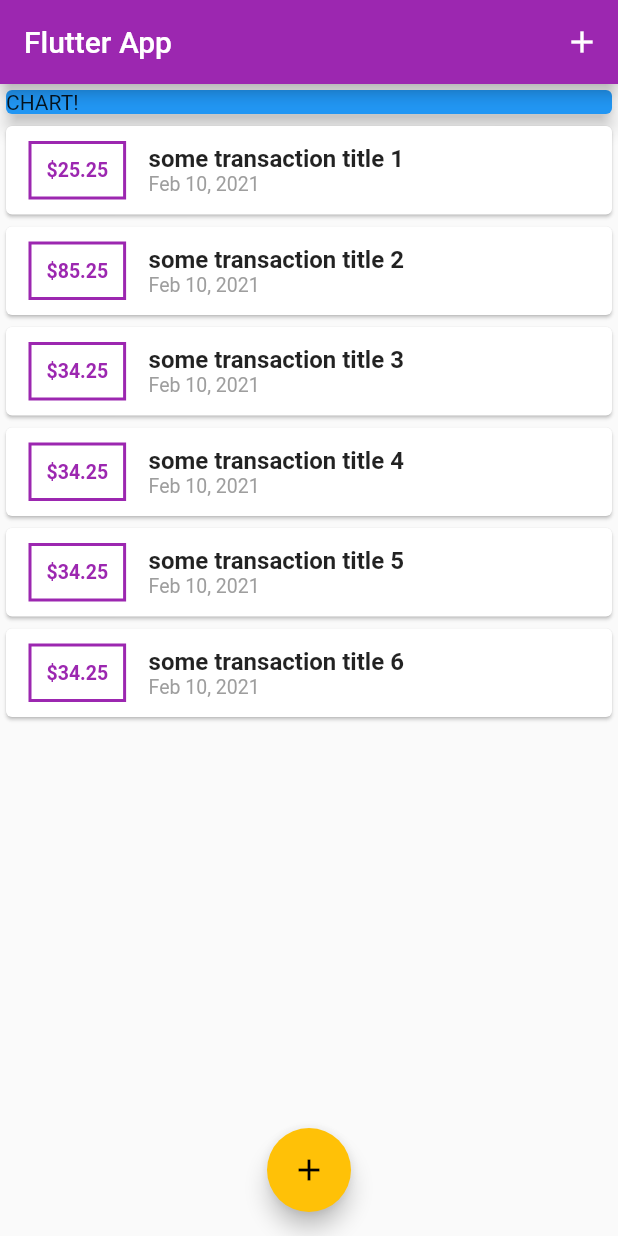
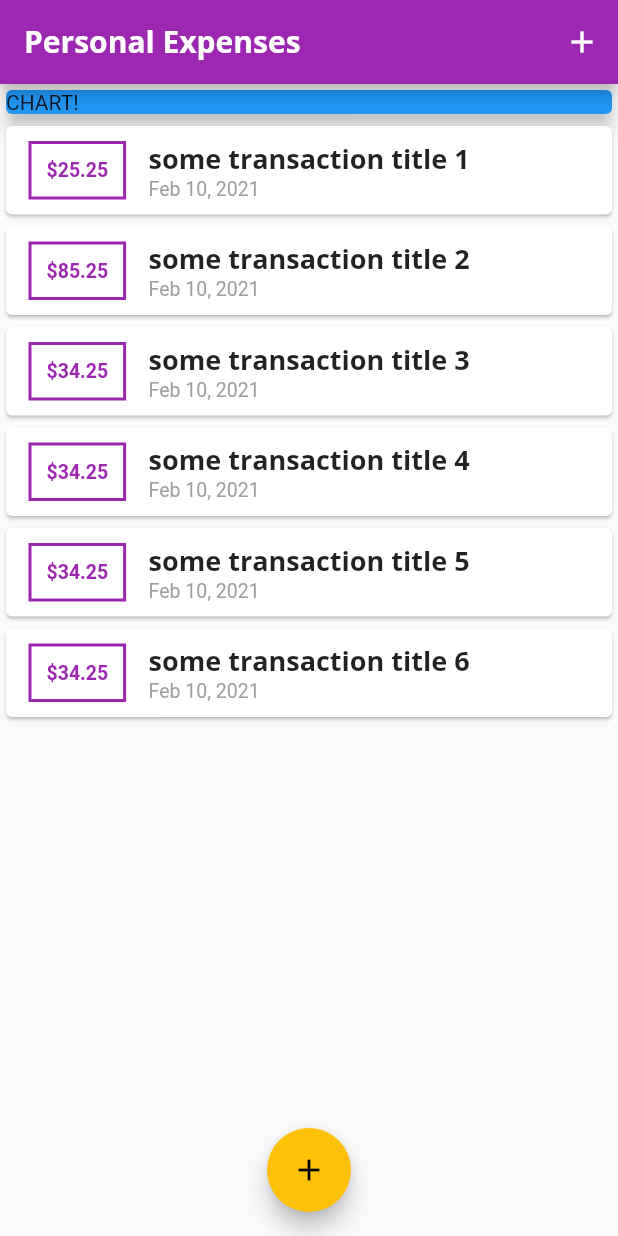
Before and after one commit to robozavri/flutter-finance, a Flutter app: the screen it shows after launch, on a phone screen of 412 x 824 dp. Run offline on Flutter 3.47's test engine with Material 2 defaults, Android fonts, the phone set to English and light mode, and no system bars.

Commit message:
[feat][finish-95 lesson]: add custom fonts

```diff
--- a/lib/main.dart
+++ b/lib/main.dart
@@ -10,7 +10,21 @@ class MyApp extends StatelessWidget {
   Widget build(BuildContext context) {
     return MaterialApp(
       title: 'Flutter App',
-      theme: ThemeData(primaryColor: Colors.purple, accentColor: Colors.amber),
+      theme: ThemeData(
+          primaryColor: Colors.purple,
+          accentColor: Colors.amber,
+          fontFamily: 'Quicksand',
+          textTheme: ThemeData.light().textTheme.copyWith(
+              headline6: TextStyle(
+                  fontFamily: 'OpenSans',
+                  fontSize: 18,
+                  fontWeight: FontWeight.bold)),
+          appBarTheme: AppBarTheme(
+              textTheme: ThemeData.light().textTheme.copyWith(
+                  headline6: TextStyle(
+                      fontFamily: 'OpenSans',
+                      fontSize: 20,
+                      fontWeight: FontWeight.bold)))),
       home: MyHomePage(),
     );
   }
@@ -91,7 +105,7 @@ class _MyHomePageState extends State<MyHomePage> {
   Widget build(BuildContext context) {
     return Scaffold(
         appBar: AppBar(
-          title: Text('Flutter App'),
+          title: Text('Personal Expenses'),
           actions: <Widget>[
             IconButton(
               icon: Icon(Icons.add),
--- a/lib/widgets/transaction_list.dart
+++ b/lib/widgets/transaction_list.dart
@@ -31,11 +31,8 @@ class TransactionList extends StatelessWidget {
                 Column(
                   crossAxisAlignment: CrossAxisAlignment.start,
                   children: [
-                    Text(
-                      tranactions[index].title,
-                      style:
-                          TextStyle(fontWeight: FontWeight.bold, fontSize: 16),
-                    ),
+                    Text(tranactions[index].title,
+                        style: Theme.of(context).textTheme.headline6),
                     Text(DateFormat.yMMMd().format(tranactions[index].date),
                         style: TextStyle(fontSize: 13, color: Colors.grey)),
                   ],
```
Also changed, not shown: pubspec.yaml (+11 -0 lines), lib/assets/fonts/OpenSans-Bold.ttf (added), lib/assets/fonts/OpenSans-Regular.ttf (added), lib/assets/fonts/Quicksand-Bold.ttf (added), lib/assets/fonts/Quicksand-Light.ttf (added), lib/assets/fonts/Quicksand-Medium.ttf (added), lib/assets/fonts/Quicksand-Regular.ttf (added).
